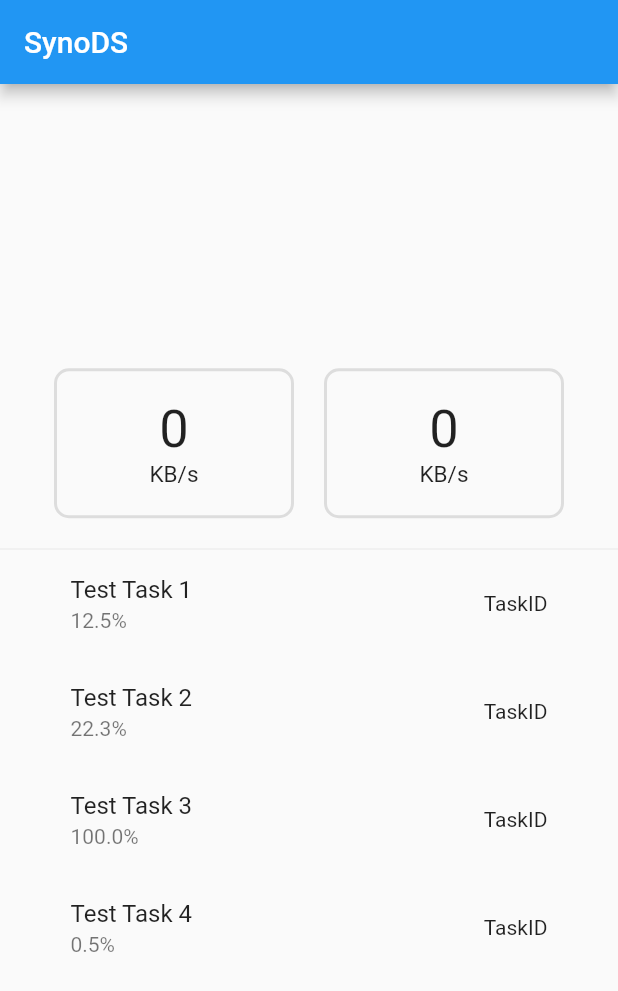
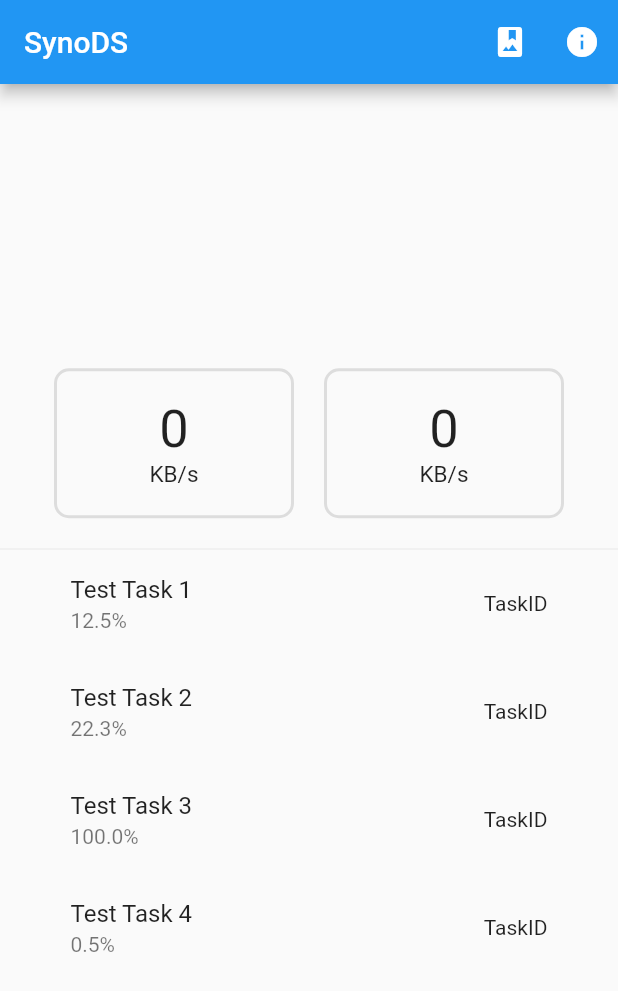
Before and after one commit to yymin1022/SynoDS_Flutter_Legacy, a Flutter app: the screen it shows after launch, on a phone screen of 412 x 824 dp. Shown: the top 991 px of the screen. Run offline on Flutter 3.47's test engine with Material 2 defaults, Android fonts, the phone set to English and light mode, and no system bars.

Commit message:
Update main.dart : Add Action Button on AppBar

```diff
--- a/lib/main.dart
+++ b/lib/main.dart
@@ -17,6 +17,18 @@ class DSApp extends StatelessWidget {
         home: Scaffold(
             appBar: AppBar(
               title: Text("SynoDS"),
+              actions: <Widget>[
+                IconButton(
+                  icon: Icon(Icons.photo_album),
+                  tooltip: "Settings",
+                  onPressed: () => {},
+                ),
+                IconButton(
+                  icon: Icon(Icons.info),
+                  tooltip: "Info",
+                  onPressed: () => {},
+                )
+              ]
             ),
             body: SafeArea(
                 child: Column(
```
